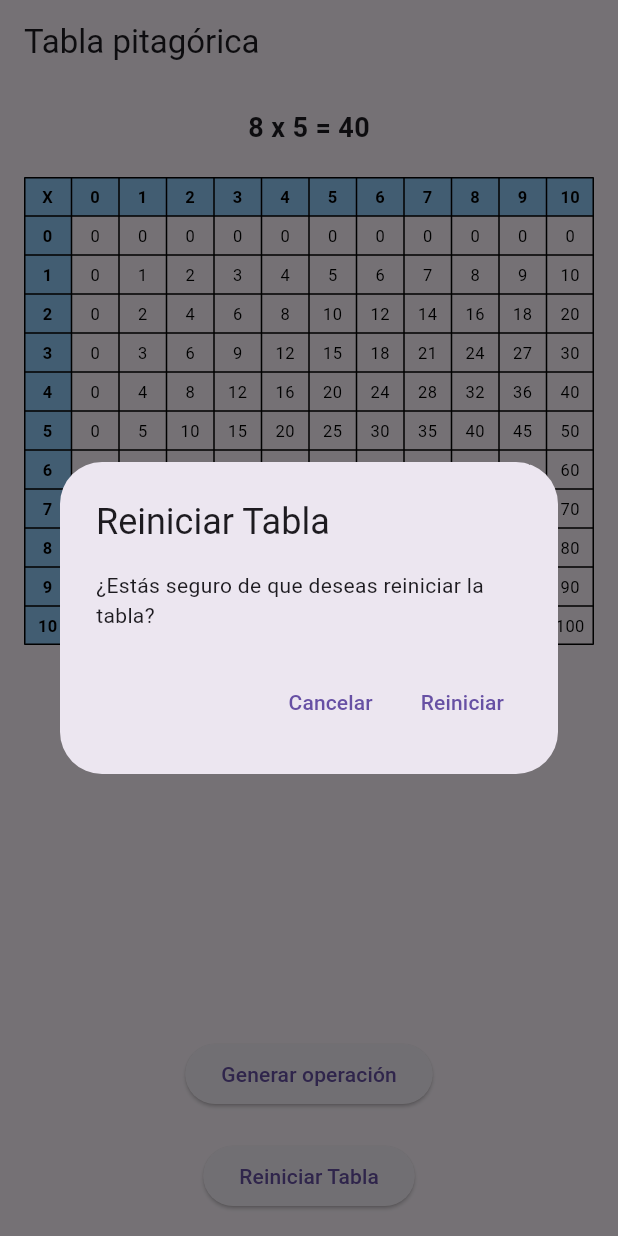
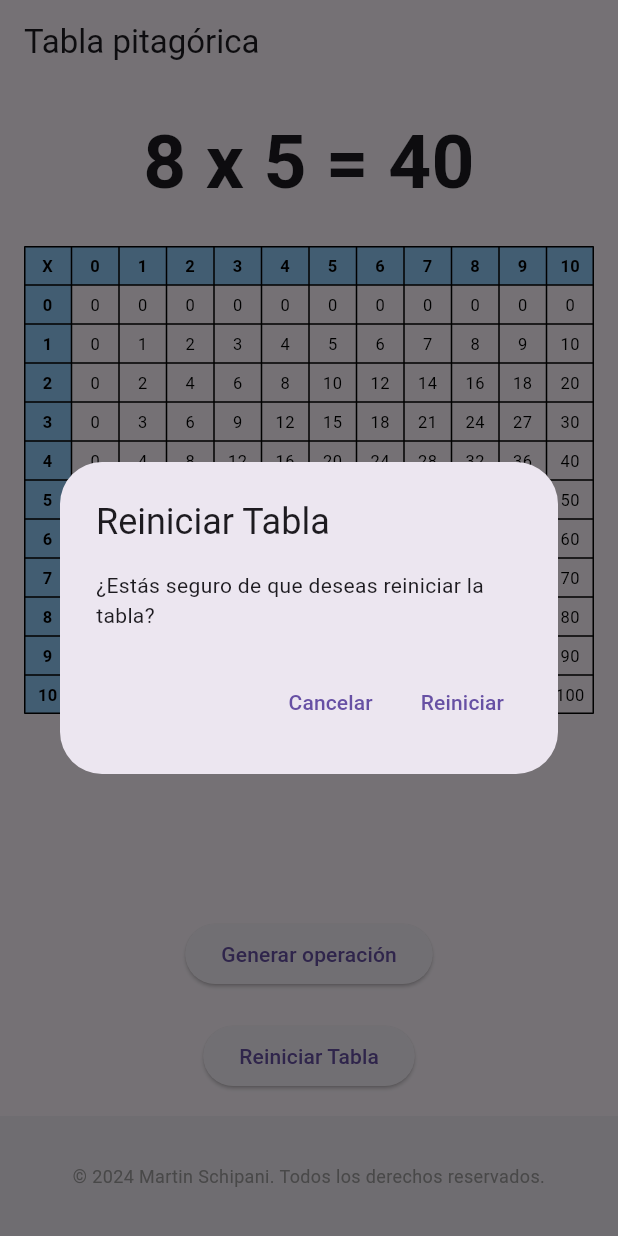
Before and after one commit to martinschipani/Tabla-pitagorica, a Flutter app: the screen it shows after launch, after a tap on "Generar operación", after a tap on "Reiniciar Tabla", on a phone screen of 412 x 824 dp. Run offline on Flutter 3.47's test engine with Material 3 defaults, Android fonts, the phone set to English and light mode, and no system bars.

Commit message:
Agregue copyright
Tambien se modificaron constantes.

```diff
--- a/tabla_pitagorica/lib/main.dart
+++ b/tabla_pitagorica/lib/main.dart
@@ -33,6 +33,19 @@ class PythagoreanTableScreen extends StatelessWidget {
 
   @override
   Widget build(BuildContext context) {
-    return PythagoreanTableView(controller: controller, tableSize: 10);
+    return Scaffold(
+      body: PythagoreanTableView(controller: controller, tableSize: 10),
+      bottomNavigationBar: BottomAppBar(
+        child: Container(
+          height: 30, // Ajusta la altura del contenedor
+          alignment: Alignment.center,
+          child: Text(
+            '© 2024 Martin Schipani. Todos los derechos reservados.',
+            style: TextStyle(fontSize: 12, color: Colors.grey),
+            textAlign: TextAlign.center,
+          ),
+        ),
+      ),
+    );
   }
 }
--- a/tabla_pitagorica/lib/models/reset_button.dart
+++ b/tabla_pitagorica/lib/models/reset_button.dart
@@ -3,7 +3,7 @@ import 'package:flutter/material.dart';
 class ResetButtonView extends StatelessWidget {
   final Function onResetConfirmed;
 
-  ResetButtonView({required this.onResetConfirmed});
+  const ResetButtonView({super.key, required this.onResetConfirmed});
 
   @override
   Widget build(BuildContext context) {
@@ -14,16 +14,16 @@ class ResetButtonView extends StatelessWidget {
           context: context,
           builder: (context) {
             return AlertDialog(
-              title: Text('Reiniciar Tabla'),
-              content: Text('¿Estás seguro de que deseas reiniciar la tabla?'),
+              title: const Text('Reiniciar Tabla'),
+              content: const Text('¿Estás seguro de que deseas reiniciar la tabla?'),
               actions: [
                 TextButton(
                   onPressed: () => Navigator.of(context).pop(false),
-                  child: Text('Cancelar'),
+                  child: const Text('Cancelar'),
                 ),
                 TextButton(
                   onPressed: () => Navigator.of(context).pop(true),
-                  child: Text('Reiniciar'),
+                  child: const Text('Reiniciar'),
                 ),
               ],
             );
@@ -35,7 +35,7 @@ class ResetButtonView extends StatelessWidget {
           onResetConfirmed();
         }
       },
-      child: Text('Reiniciar Tabla'),
+      child: const Text('Reiniciar Tabla'),
     );
   }
 }
--- a/tabla_pitagorica/lib/views/pythagorean_table_view.dart
+++ b/tabla_pitagorica/lib/views/pythagorean_table_view.dart
@@ -6,14 +6,14 @@ class PythagoreanTableView extends StatefulWidget {
   final PythagoreanTableController controller;
   final int tableSize;
 
-  PythagoreanTableView({Key? key, required this.controller, required this.tableSize}) : super(key: key);
+  const PythagoreanTableView({super.key, required this.controller, required this.tableSize});
 
   @override
   _PythagoreanTableViewState createState() => _PythagoreanTableViewState();
 }
 
 class _PythagoreanTableViewState extends State<PythagoreanTableView> {
-  Set<String> _highlightedCells = {};
+  final Set<String> _highlightedCells = {};
   String _operationText = ''; // Para mostrar la operación generada arriba de la tabla
 
   void _handleOperationGenerated(List<int> operation) {
@@ -39,7 +39,7 @@ class _PythagoreanTableViewState extends State<PythagoreanTableView> {
 
     return Scaffold(
       appBar: AppBar(
-        title: Text('Tabla pitagórica'),
+        title: const Text('Tabla pitagórica'),
       ),
       body: Padding(
         padding: const EdgeInsets.all(16.0),
@@ -48,9 +48,9 @@ class _PythagoreanTableViewState extends State<PythagoreanTableView> {
             // Texto de la operación generada (parte superior)
             Text(
               _operationText,
-              style: TextStyle(fontSize: 18, fontWeight: FontWeight.bold),
+              style: const TextStyle(fontSize: 50, fontWeight: FontWeight.bold),
             ),
-            SizedBox(height: 20), // Espacio entre el texto y la tabla
+            const SizedBox(height: 20), // Espacio entre el texto y la tabla
 
             // Tabla (parte central)
             Expanded(
@@ -79,7 +79,7 @@ class _PythagoreanTableViewState extends State<PythagoreanTableView> {
               ),
             ),
 
-            SizedBox(height: 20), // Espacio entre la tabla y el botón
+            const SizedBox(height: 20), // Espacio entre la tabla y el botón
 
             // Botón de generar operación
             ElevatedButton(
@@ -92,10 +92,10 @@ class _PythagoreanTableViewState extends State<PythagoreanTableView> {
                   print('Error: $e');
                 }
               },
-              child: Text('Generar operación'),
+              child: const Text('Generar operación'),
             ),
 
-            SizedBox(height: 20), // Espacio entre el botón de generar y el botón de reinicio
+            const SizedBox(height: 20), // Espacio entre el botón de generar y el botón de reinicio
 
             // Botón de reiniciar tabla
             ResetButtonView(
--- a/tabla_pitagorica/lib/views/random_operation_button_view.dart
+++ b/tabla_pitagorica/lib/views/random_operation_button_view.dart
@@ -5,7 +5,7 @@ class OperationButtonView extends StatelessWidget {
   final OperationButtonController controller;
   final Function(List<int>) onOperationGenerated;
 
-  OperationButtonView({required this.controller, required this.onOperationGenerated});
+  const OperationButtonView({super.key, required this.controller, required this.onOperationGenerated});
 
   @override
   Widget build(BuildContext context) {
@@ -23,10 +23,8 @@ class OperationButtonView extends StatelessWidget {
               print('Error: $e');
             }
           },
-          child: Text('Generar operación'),
+          child: const Text('Generar operación'),
         ),
-        // No hay ningún widget para mostrar el resultado debajo
-        // Si anteriormente se mostraba algún texto aquí, ha sido eliminado
       ],
     );
   }
```
